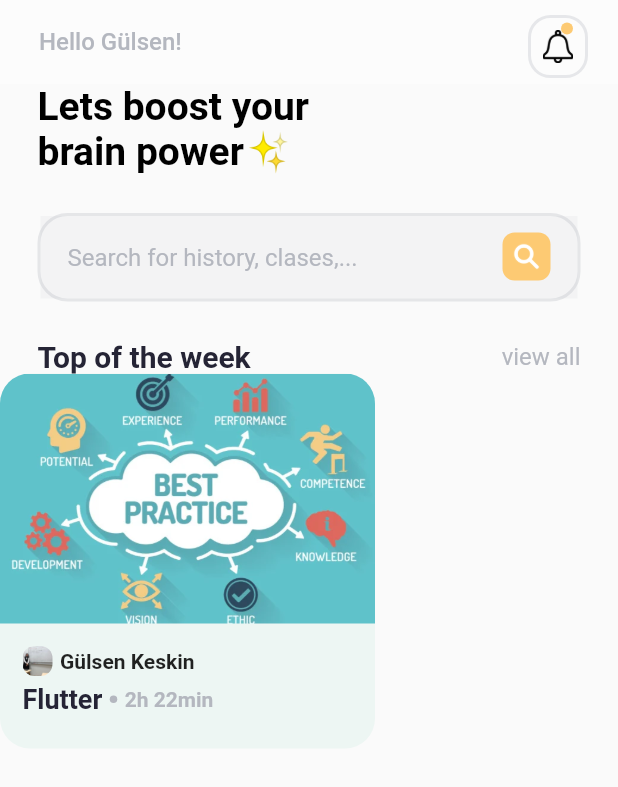
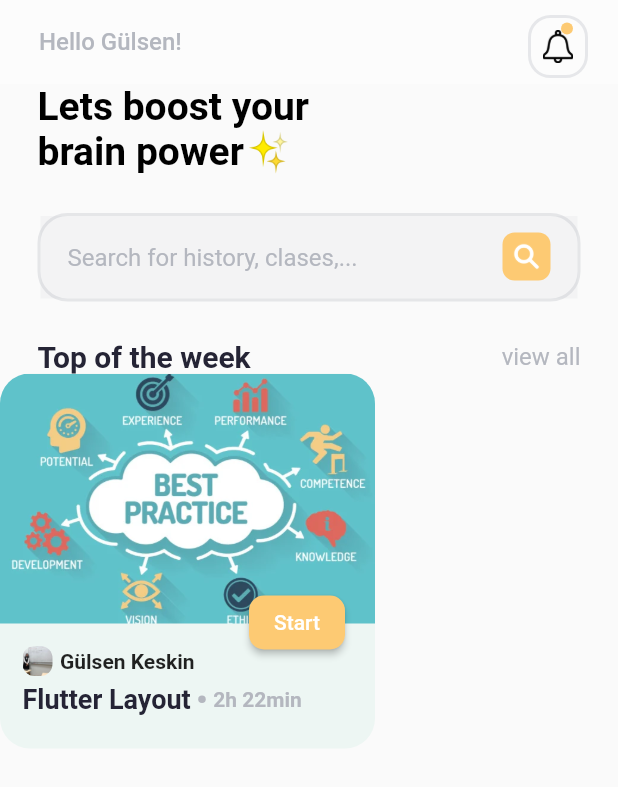
Before and after one commit to gulsenkeskin/course_app, a Flutter app: the screen it shows after launch, on a phone screen of 412 x 824 dp. Shown: the top 787 px of the screen. Run offline on Flutter 3.47's test engine with Material 2 defaults, Android fonts, the phone set to English and light mode, and no system bars.

Commit message:
start button added

```diff
--- a/lib/models/course.dart
+++ b/lib/models/course.dart
@@ -8,7 +8,7 @@ class Course {
 
   static List<Course> generateCorses() {
     return [
-      Course('Gülsen Keskin', 'assets/images/gulsenimg.jpg', "Flutter",
+      Course('Gülsen Keskin', 'assets/images/gulsenimg.jpg', "Flutter Layout",
           "assets/images/course01.webp"),
       Course('Filip', 'assets/images/filip.png', "Flutter",
           "assets/images/course08.jpg"),
--- a/lib/screens/home/home.dart
+++ b/lib/screens/home/home.dart
@@ -24,7 +24,7 @@ class HomePage extends StatelessWidget {
             CategoryTitle(leftText: "Top of the week", rightText: 'view all'),
             CourseItem(
                 course: Course('Gülsen Keskin', 'assets/images/gulsenimg.jpg',
-                    "Flutter", "assets/images/course01.webp"))
+                    "Flutter Layout", "assets/images/course01.webp"))
           ],
         ),
       ),
--- a/lib/screens/home/widget/course_item.dart
+++ b/lib/screens/home/widget/course_item.dart
@@ -94,7 +94,19 @@ class CourseItem extends StatelessWidget {
                     ))
               ],
             ),
-          )
+          ),
+          Positioned(
+              bottom: 60,
+              right: 20,
+              child: ElevatedButton(
+                style: ElevatedButton.styleFrom(
+                    primary: kAccent,
+                    shape: RoundedRectangleBorder(
+                      borderRadius: BorderRadius.circular(10),
+                    )),
+                onPressed: () {},
+                child: Text('Start'),
+              ))
         ],
       ),
     );
```
